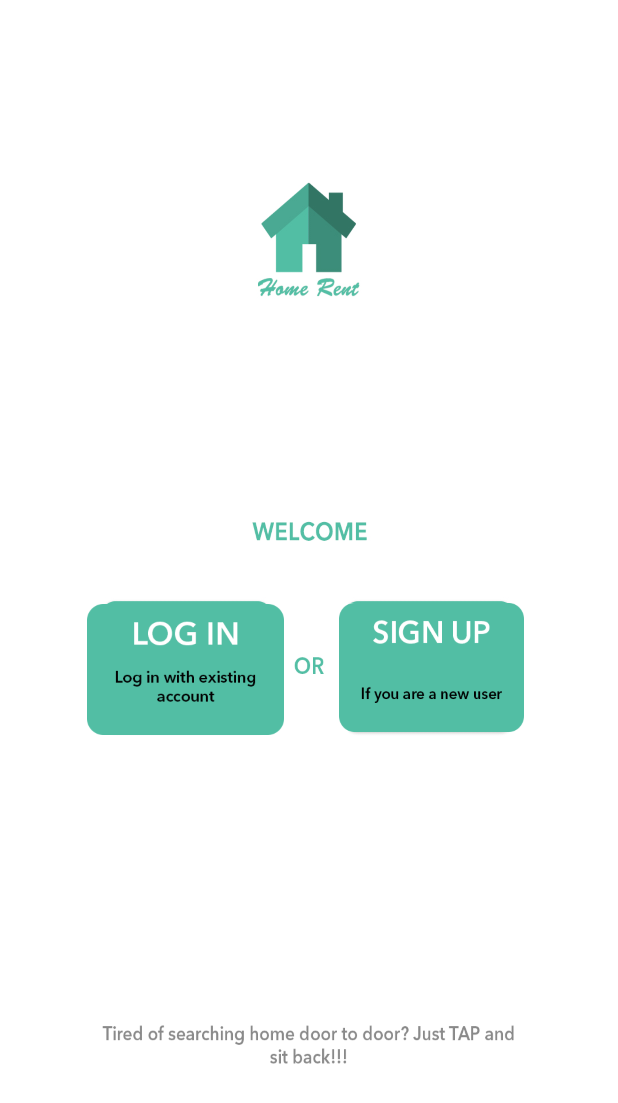
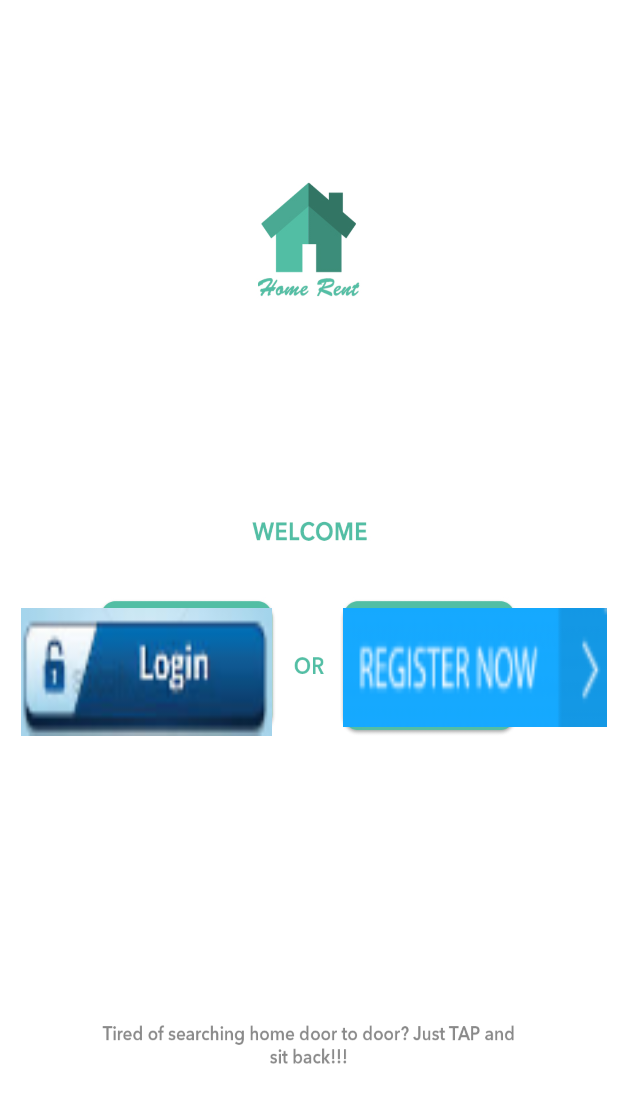
Before and after one commit to pritikuchhadiya/Android_Home_Rental, an Android app: the screen it shows after launch (MainActivity), on a phone screen of 412 x 824 dp. Shown: the top 1103 px of the screen. Run offline under Robolectric (Android 15) with nearby library versions, the phone set to English and light mode, and no system bars.

Commit message:
changes applied

```diff
--- a/app/src/main/res/layout/activity_main.xml
+++ b/app/src/main/res/layout/activity_main.xml
@@ -13,36 +13,36 @@
         android:layout_height="match_parent"
         android:layout_alignParentEnd="true"
         android:background="@drawable/welcome"
-        tools:layout_editor_absoluteX="-106dp"
+        tools:layout_editor_absoluteX="14dp"
         tools:layout_editor_absoluteY="0dp" />
 
     <ImageButton
         android:id="@+id/lgn"
-        android:layout_width="131dp"
-        android:layout_height="87dp"
+        android:layout_width="167dp"
+        android:layout_height="85dp"
         android:background="@color/White"
         android:scaleType="fitXY"
         android:src="@drawable/login"
         app:layout_constraintBottom_toBottomOf="parent"
         app:layout_constraintEnd_toEndOf="parent"
-        app:layout_constraintHorizontal_bias="0.207"
+        app:layout_constraintHorizontal_bias="0.056"
         app:layout_constraintStart_toStartOf="parent"
         app:layout_constraintTop_toTopOf="parent"
-        app:layout_constraintVertical_bias="0.547" />
+        app:layout_constraintVertical_bias="0.549" />
 
     <ImageButton
         android:id="@+id/reg"
-        android:layout_width="123dp"
-        android:layout_height="86dp"
+        android:layout_width="176dp"
+        android:layout_height="79dp"
         android:background="@color/White"
         android:scaleType="fitXY"
         android:src="@drawable/signup"
         app:layout_constraintBottom_toBottomOf="parent"
         app:layout_constraintEnd_toEndOf="parent"
-        app:layout_constraintHorizontal_bias="0.782"
+        app:layout_constraintHorizontal_bias="0.97"
         app:layout_constraintStart_toStartOf="parent"
         app:layout_constraintTop_toTopOf="parent"
-        app:layout_constraintVertical_bias="0.545" />
+        app:layout_constraintVertical_bias="0.544" />
 
 
 </androidx.constraintlayout.widget.ConstraintLayout>
--- a/app/src/main/res/layout/homes_in_feed_design.xml
+++ b/app/src/main/res/layout/homes_in_feed_design.xml
@@ -25,9 +25,9 @@
             android:id="@+id/HIFapartmentName"
             android:layout_width="wrap_content"
             android:layout_height="wrap_content"
+            android:layout_marginStart="230dp"
+            android:layout_marginTop="25dp"
             android:layout_marginEnd="10dp"
-            android:layout_marginTop="25dp"
-            android:layout_marginStart="230dp"
             android:text="Apartment Name"
             android:textSize="15sp"
             android:textStyle="bold" />
@@ -40,7 +40,6 @@
             android:layout_marginTop="60dp"
             android:layout_marginStart="235dp"
             android:layout_marginEnd="10dp"
-
             android:text="Local Area Name"
             android:textSize="12sp"
             />
--- a/app/src/main/res/layout/rent_list_layout.xml
+++ b/app/src/main/res/layout/rent_list_layout.xml
@@ -53,12 +53,12 @@
             android:id="@+id/showBtn"
             android:layout_width="300dp"
             android:layout_height="wrap_content"
+            android:layout_marginLeft="37dp"
             android:layout_marginTop="67dp"
             android:background="@color/White"
+            android:gravity="center"
             android:text="Show this home"
-            android:textColor="@color/Cyan"
-            android:gravity="center"
-            android:layout_marginLeft="37dp"/>
+            android:textColor="@color/Cyan" />
 
 
     </RelativeLayout>
```
Also changed, not shown: app/src/main/res/layout/activity_login.xml (+3 -4 lines), app/src/main/res/drawable-xxhdpi/lgbutton.png (added), app/src/main/res/drawable-xxhdpi/login.png (added), app/src/main/res/drawable-xxhdpi/signup.png (added), app/src/main/res/drawable/lgbutton.png (deleted), app/src/main/res/drawable/login.png (deleted), app/src/main/res/drawable/signup.png (deleted).
